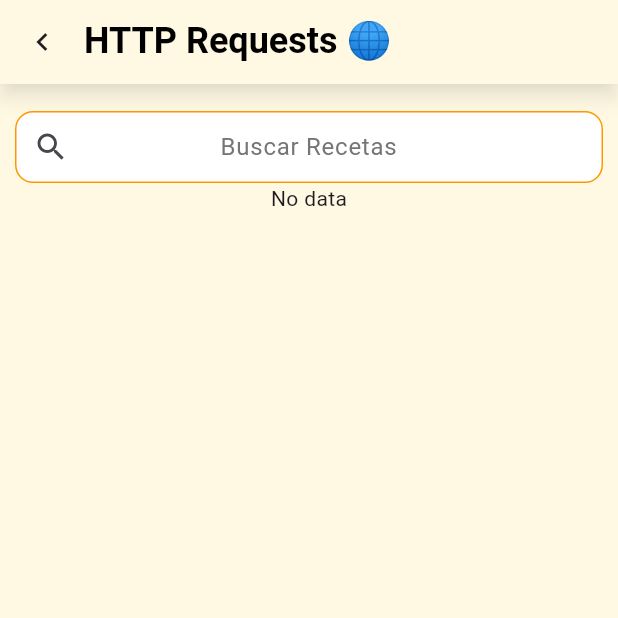
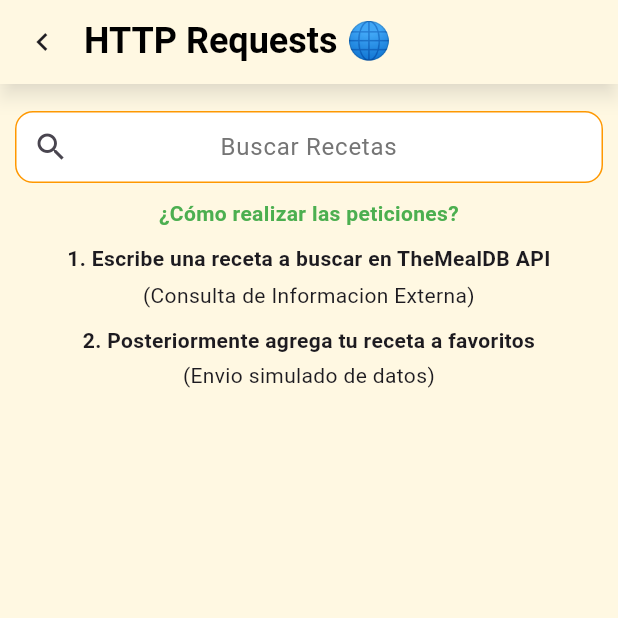
Before and after one commit to alexisserapio/chef_bot, a Flutter app: the HttpScreen screen opened directly, on a phone screen of 412 x 824 dp, the top half of it. Run offline on Flutter 3.47's test engine with Material 3 defaults, Android fonts, the light colour scheme and no system bars; our stand-ins replace flutter_dotenv, google_generative_ai, shared_preferences; accounts and stored records are empty.

Commit message:
Added first http operation final version

```diff
--- a/lib/core/app_constants.dart
+++ b/lib/core/app_constants.dart
@@ -1,4 +1,6 @@
 class AppConstants {
   static String BASE_URL =
       'https://www.themealdb.com/api/json/v1/1/search.php?s=';
+
+  static String BASE_MY_URL = 'https://eoyme42ztc0bst4.m.pipedream.net';
 }
--- a/lib/core/app_strings.dart
+++ b/lib/core/app_strings.dart
@@ -15,4 +15,11 @@ class AppStrings {
   static const httpError =
       'Ocurrió un error al recuperar la receta, intenta nuevamente';
   static const searchFieldHint = 'Buscar Recetas';
+  static const instructionsTitle = '¿Cómo realizar las peticiones?';
+  static const firstInstructions =
+      '1. Escribe una receta a buscar en TheMealDB API';
+  static const firstSubText = '(Consulta de Informacion Externa)';
+  static const secondInstructions =
+      '2. Posteriormente agrega tu receta a favoritos';
+  static const secondSubText = '(Envio simulado de datos)';
 }
--- a/lib/data/Repository/AppRepository.dart
+++ b/lib/data/Repository/AppRepository.dart
@@ -2,7 +2,7 @@ import 'package:flutter/material.dart';
 import 'dart:convert';
 import 'package:chef_bot/core/app_constants.dart';
 import 'package:http/http.dart' as http;
-import 'package:chef_bot/data/recipe_listDTO.dart'; // Ajusta la ruta a tu DTO (modelo)
+import 'package:chef_bot/data/model/recipe_listDTO.dart'; // Ajusta la ruta a tu DTO (modelo)
 
 class AppRepository {
   // Método público que la UI u otras capas de negocio usarán
--- a/lib/data/recipeDTO.dart
+++ b/lib/data/model/recipeDTO.dart
@@ -1,20 +1,18 @@
-import 'package:chef_bot/data/recipeDTO.dart';
-
 class Recipe {
   final String? name;
-  final String? category;
   final String? area;
+  final String? instructions;
   final String? thumbnailUrl;
 
-  Recipe({this.name, this.category, this.area, this.thumbnailUrl});
+  Recipe({this.name, this.area, this.instructions, this.thumbnailUrl});
 
   // Constructor de fábrica para crear una instancia de Meal
   // a partir de un Map (la respuesta JSON decodificada).
   factory Recipe.fromJson(Map<String, dynamic> json) {
     return Recipe(
       name: json['strMeal'] as String?,
-      category: json['strCategory'] as String?,
       area: json['strArea'] as String?,
+      instructions: json['strInstructions'] as String?,
       // Aquí mapeamos 'strMealThumb' a nuestra propiedad 'thumbnailUrl'
       thumbnailUrl: json['strMealThumb'] as String?,
     );
--- a/lib/data/recipe_listDTO.dart
+++ b/lib/data/model/recipe_listDTO.dart
@@ -1,4 +1,4 @@
-import 'package:chef_bot/data/recipeDTO.dart';
+import 'package:chef_bot/data/model/recipeDTO.dart';
 
 class RecipeList {
   final List<Recipe>? result;
--- a/lib/ui/http_screen.dart
+++ b/lib/ui/http_screen.dart
@@ -1,7 +1,9 @@
 import 'package:chef_bot/core/app_colors.dart';
 import 'package:chef_bot/core/app_strings.dart';
 import 'package:chef_bot/data/Repository/appRepository.dart';
-import 'package:chef_bot/data/recipe_listDTO.dart';
+import 'package:chef_bot/data/model/recipeDTO.dart';
+import 'package:chef_bot/data/model/recipe_listDTO.dart';
+import 'package:chef_bot/ui/recipe_screen.dart';
 import 'package:flutter/material.dart';
 
 class HttpScreen extends StatefulWidget {
@@ -61,6 +63,7 @@ class _HttpScreenState extends State<HttpScreen> {
         ),
       ),
 
+      //Body
       body: Column(
         children: [
           Padding(
@@ -98,18 +101,20 @@ class _HttpScreenState extends State<HttpScreen> {
             future: _recipes,
             builder: (context, snapshot) {
               if (snapshot.connectionState == ConnectionState.waiting) {
-                return CircularProgressIndicator();
+                return Padding(
+                  padding: const EdgeInsets.only(top: 15.0),
+                  child: CircularProgressIndicator(color: AppColors.sendColor),
+                );
               } else if (snapshot.hasError) {
                 return Text("Error: ${snapshot.error}");
               } else if (snapshot.hasData) {
                 var recipeList = snapshot.data?.result;
-                return SizedBox(
-                  height: 200,
+                return Expanded(
                   child: ListView.builder(
                     itemCount: recipeList?.length ?? 0,
                     itemBuilder: (context, index) {
                       if (recipeList != null) {
-                        return Text(recipeList[index].name!);
+                        return itemRecipe(recipeList[index]);
                       } else {
                         return Text('Error!');
                       }
@@ -117,7 +122,51 @@ class _HttpScreenState extends State<HttpScreen> {
                   ),
                 );
               } else {
-                return Text("No data");
+                return Column(
+                  children: [
+                    Padding(
+                      padding: const EdgeInsets.only(top: 10.0),
+                      child: Text(
+                        AppStrings.instructionsTitle,
+                        textAlign: TextAlign.center,
+                        style: TextStyle(
+                          fontWeight: FontWeight.bold,
+                          color: Colors.green,
+                        ),
+                      ),
+                    ),
+                    Padding(
+                      padding: const EdgeInsets.only(top: 10.0),
+                      child: Text(
+                        AppStrings.firstInstructions,
+                        textAlign: TextAlign.center,
+                        style: TextStyle(fontWeight: FontWeight.bold),
+                      ),
+                    ),
+                    Padding(
+                      padding: const EdgeInsets.only(top: 5.0),
+                      child: Text(
+                        AppStrings.firstSubText,
+                        textAlign: TextAlign.center,
+                      ),
+                    ),
+                    Padding(
+                      padding: const EdgeInsets.only(top: 10.0),
+                      child: Text(
+                        AppStrings.secondInstructions,
+                        textAlign: TextAlign.center,
+                        style: TextStyle(fontWeight: FontWeight.bold),
+                      ),
+                    ),
+                    Padding(
+                      padding: const EdgeInsets.only(top: 3.0),
+                      child: Text(
+                        AppStrings.secondSubText,
+                        textAlign: TextAlign.center,
+                      ),
+                    ),
+                  ],
+                );
               }
             },
           ),
@@ -125,4 +174,49 @@ class _HttpScreenState extends State<HttpScreen> {
       ),
     );
   }
+
+  Padding itemRecipe(Recipe recipe) => Padding(
+    padding: const EdgeInsets.only(
+      top: 10.0,
+      bottom: 8.0,
+      left: 15.0,
+      right: 15.0,
+    ),
+    child: GestureDetector(
+      onTap: () => Navigator.push(
+        context,
+        MaterialPageRoute(builder: (context) => RecipeScreen(recipe: recipe)),
+      ),
+      child: Container(
+        decoration: BoxDecoration(
+          borderRadius: BorderRadius.circular(12),
+          color: AppColors.sendColor,
+        ),
+        child: Column(
+          children: [
+            ClipRRect(
+              borderRadius: BorderRadius.circular(12),
+              child: Image.network(
+                recipe.thumbnailUrl!,
+                height: 200,
+                width: double.infinity,
+                fit: BoxFit.cover,
+              ),
+            ),
+            Padding(
+              padding: const EdgeInsets.all(4.0),
+              child: Text(
+                recipe.name!,
+                style: TextStyle(
+                  fontSize: 18,
+                  fontWeight: FontWeight.bold,
+                  color: Colors.white,
+                ),
+              ),
+            ),
+          ],
+        ),
+      ),
+    ),
+  );
 }
--- a/pubspec.yaml
+++ b/pubspec.yaml
@@ -34,6 +34,7 @@ dependencies:
   flutter_dotenv: ^6.0.0
   shared_preferences: ^2.2.3
   http: ^1.5.0
+  dio: ^5.0.0
 
   # The following adds the Cupertino Icons font to your application.
   # Use with the CupertinoIcons class for iOS style icons.
```
Also changed, not shown: lib/ui/recipe_screen.dart (added, +145 -0 lines), pubspec.lock.
